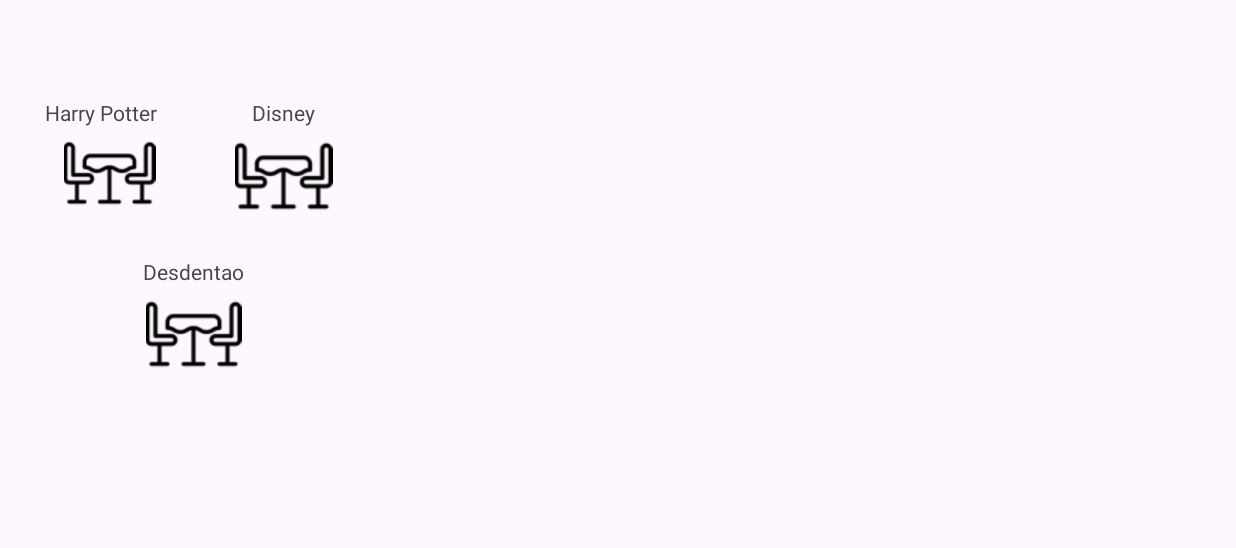
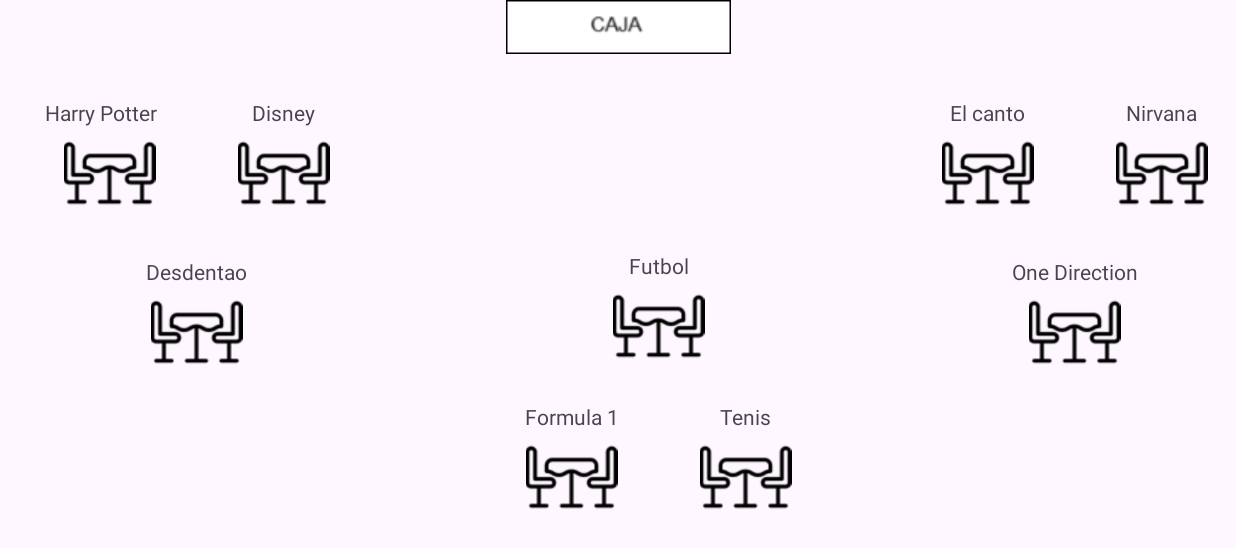
Before and after one commit to NotSureAbout15/cafe, an Android app: the MainTrabajador screen opened directly, with no data from a screen before it, on a phone screen of 824 x 412 dp (held sideways). Shown: the top 548 px of the screen. Run offline under Robolectric (Android 15) with nearby library versions, the phone set to English and light mode, and no system bars; our stand-ins replace Volley; network calls fail.

Commit message:
Añadido resto de mesas + la caja

```diff
--- a/CafeFront/app/src/main/java/com/example/cafefront/MainTrabajador.java
+++ b/CafeFront/app/src/main/java/com/example/cafefront/MainTrabajador.java
@@ -33,7 +33,7 @@
 public class MainTrabajador extends AppCompatActivity {
     private Context context;
     private RequestQueue queue;
-    private ImageView harry_potter, disney, desdentao;
+    private ImageView harry_potter, disney, desdentao, formula, futbol, tenis, nirvana, onedi, ecdl;
     private Map<String, ImageView> mesas;
 
     @Override
@@ -52,17 +52,35 @@
         harry_potter = findViewById(R.id.harry_potter);
         disney = findViewById(R.id.disney);
         desdentao = findViewById(R.id.desdentao);
+        futbol = findViewById(R.id.futbol);
+        formula = findViewById(R.id.formula);
+        tenis = findViewById(R.id.tenis);
+        ecdl = findViewById(R.id.ecdl);
+        nirvana = findViewById(R.id.nirvana);
+        onedi = findViewById(R.id.onedi);
 
         // Mapeo los nombres de las mesas a sus correspondientes ImageView
         mesas = new HashMap<>();
         mesas.put("Harry Potter", harry_potter);
         mesas.put("Disney", disney);
         mesas.put("Desdentao", desdentao);
+        mesas.put("Futbol", futbol);
+        mesas.put("Formula 1", formula);
+        mesas.put("Tenis", tenis);
+        mesas.put("El canto del loco", ecdl);
+        mesas.put("Nirvana", nirvana);
+        mesas.put("One direction", onedi);
 
         //mando las peticiones para todas las mesas
         consultarUso("Harry Potter");
         consultarUso("Disney");
         consultarUso("Desdentao");
+        consultarUso("Formula 1");
+        consultarUso("Futbol");
+        consultarUso("Tenis");
+        consultarUso("El canto del loco");
+        consultarUso("Nirvana");
+        consultarUso("One direction");
     }
 
     private void consultarUso(String nombreMesa){
--- a/CafeFront/app/src/main/res/layout/activity_main_trabajador.xml
+++ b/CafeFront/app/src/main/res/layout/activity_main_trabajador.xml
@@ -7,8 +7,18 @@
     android:layout_height="match_parent"
     tools:context=".MainTrabajador">
 
+    <!-- CAJA -->
+    <ImageView
+        android:id="@+id/caja"
+        android:layout_width="wrap_content"
+        android:layout_height="wrap_content"
+        android:src="@drawable/caja"
+        app:layout_constraintTop_toTopOf="parent"
+        app:layout_constraintStart_toStartOf="parent"
+        app:layout_constraintEnd_toEndOf="parent" />
+
+
     <!-- ZONA LIBROS -->
-
         <!--Harry potter -->
     <TextView
         android:id="@+id/texto_harry"
@@ -43,7 +53,7 @@
     <ImageView
         android:id="@+id/disney"
         android:layout_width="86dp"
-        android:layout_height="65dp"
+        android:layout_height="61dp"
         android:layout_marginStart="30dp"
         android:src="@drawable/mesa"
         app:layout_constraintStart_toEndOf="@id/harry_potter"
@@ -63,11 +73,141 @@
 
     <ImageView
         android:id="@+id/desdentao"
-        android:layout_width="94dp"
-        android:layout_height="64dp"
-        android:layout_marginStart="52dp"
+        android:layout_width="86dp"
+        android:layout_height="61dp"
         android:src="@drawable/mesa"
         app:layout_constraintStart_toStartOf="@id/harry_potter"
+        app:layout_constraintEnd_toEndOf="@id/disney"
         app:layout_constraintTop_toBottomOf="@id/texto_desdentao" />
 
+
+    <!-- ZONA DEPORTES -->
+        <!-- Futbol -->
+    <TextView
+        android:id="@+id/texto_futbol"
+        android:layout_width="0dp"
+        android:layout_height="wrap_content"
+        android:text="Futbol"
+        android:textAlignment="center"
+        app:layout_constraintStart_toStartOf="@id/futbol"
+        app:layout_constraintEnd_toEndOf="@id/futbol"
+        app:layout_constraintBottom_toTopOf="@id/futbol"/>
+
+    <ImageView
+        android:id="@+id/futbol"
+        android:layout_width="86dp"
+        android:layout_height="61dp"
+        android:src="@drawable/mesa"
+        android:layout_marginBottom="20dp"
+        app:layout_constraintStart_toStartOf="@id/formula"
+        app:layout_constraintEnd_toEndOf="@id/tenis"
+        app:layout_constraintBottom_toTopOf="@id/texto_formula"/>
+
+        <!--Formula 1 -->
+    <TextView
+        android:id="@+id/texto_formula"
+        android:layout_width="0dp"
+        android:layout_height="wrap_content"
+        android:text="Formula 1"
+        android:textAlignment="center"
+        app:layout_constraintStart_toStartOf="@id/formula"
+        app:layout_constraintEnd_toEndOf="@id/formula"
+        app:layout_constraintBottom_toTopOf="@id/formula"/>
+
+    <ImageView
+        android:id="@+id/formula"
+        android:layout_width="86dp"
+        android:layout_height="61dp"
+        android:src="@drawable/mesa"
+        android:layout_marginStart="250dp"
+        android:layout_marginTop="35dp"
+        app:layout_constraintTop_toBottomOf="@id/desdentao"
+        app:layout_constraintStart_toStartOf="@id/desdentao"/>
+
+        <!-- Tenis -->
+    <TextView
+        android:id="@+id/texto_tenis"
+        android:layout_width="0dp"
+        android:layout_height="wrap_content"
+        android:text="Tenis"
+        android:textAlignment="center"
+        app:layout_constraintStart_toStartOf="@id/tenis"
+        app:layout_constraintEnd_toEndOf="@id/tenis"
+        app:layout_constraintBottom_toTopOf="@id/tenis"/>
+
+    <ImageView
+        android:id="@+id/tenis"
+        android:layout_width="86dp"
+        android:layout_height="61dp"
+        android:src="@drawable/mesa"
+        android:layout_marginStart="30dp"
+        app:layout_constraintStart_toEndOf="@id/formula"
+        app:layout_constraintTop_toTopOf="@id/formula"/>
+
+
+    <!-- ZONA MÚSICA -->
+        <!-- ECDL -->
+    <TextView
+        android:id="@+id/texto_ecdl"
+        android:layout_width="0dp"
+        android:layout_height="wrap_content"
+        android:text="El canto"
+        android:layout_marginTop="65dp"
+        android:textAlignment="center"
+        app:layout_constraintTop_toTopOf="parent"
+        app:layout_constraintStart_toStartOf="@id/ecdl"
+        app:layout_constraintEnd_toEndOf="@id/ecdl"/>
+
+    <ImageView
+        android:id="@+id/ecdl"
+        android:layout_width="86dp"
+        android:layout_height="61dp"
+        android:src="@drawable/mesa"
+        android:layout_marginBottom="25dp"
+        android:layout_marginStart="75dp"
+        app:layout_constraintStart_toEndOf="@id/tenis"
+        app:layout_constraintTop_toBottomOf="@id/texto_ecdl"/>
+
+
+        <!-- Nirvana -->
+    <TextView
+        android:id="@+id/texto_nirvana"
+        android:layout_width="0dp"
+        android:layout_height="wrap_content"
+        android:text="Nirvana"
+        android:textAlignment="center"
+        app:layout_constraintStart_toStartOf="@id/nirvana"
+        app:layout_constraintEnd_toEndOf="@id/nirvana"
+        app:layout_constraintBottom_toTopOf="@id/nirvana"/>
+
+    <ImageView
+        android:id="@+id/nirvana"
+        android:layout_width="86dp"
+        android:layout_height="61dp"
+        android:src="@drawable/mesa"
+        android:layout_marginStart="30dp"
+        app:layout_constraintStart_toEndOf="@id/ecdl"
+        app:layout_constraintTop_toTopOf="@id/ecdl" />
+
+        <!-- One direction-->
+    <TextView
+        android:id="@+id/texto_onedi"
+        android:layout_width="0dp"
+        android:layout_height="wrap_content"
+        android:text="One Direction"
+        android:textAlignment="center"
+        android:layout_marginTop="25dp"
+        app:layout_constraintStart_toStartOf="@id/onedi"
+        app:layout_constraintEnd_toEndOf="@id/onedi"
+        app:layout_constraintTop_toBottomOf="@id/ecdl" />
+
+    <ImageView
+        android:id="@+id/onedi"
+        android:layout_width="86dp"
+        android:layout_height="61dp"
+        android:src="@drawable/mesa"
+        app:layout_constraintStart_toStartOf="@id/ecdl"
+        app:layout_constraintEnd_toEndOf="@id/nirvana"
+        app:layout_constraintTop_toBottomOf="@id/texto_onedi" />
+
 </androidx.constraintlayout.widget.ConstraintLayout>
```
Also changed, not shown: CafeFront/app/src/main/res/drawable/caja.png (added), 1 other file.
